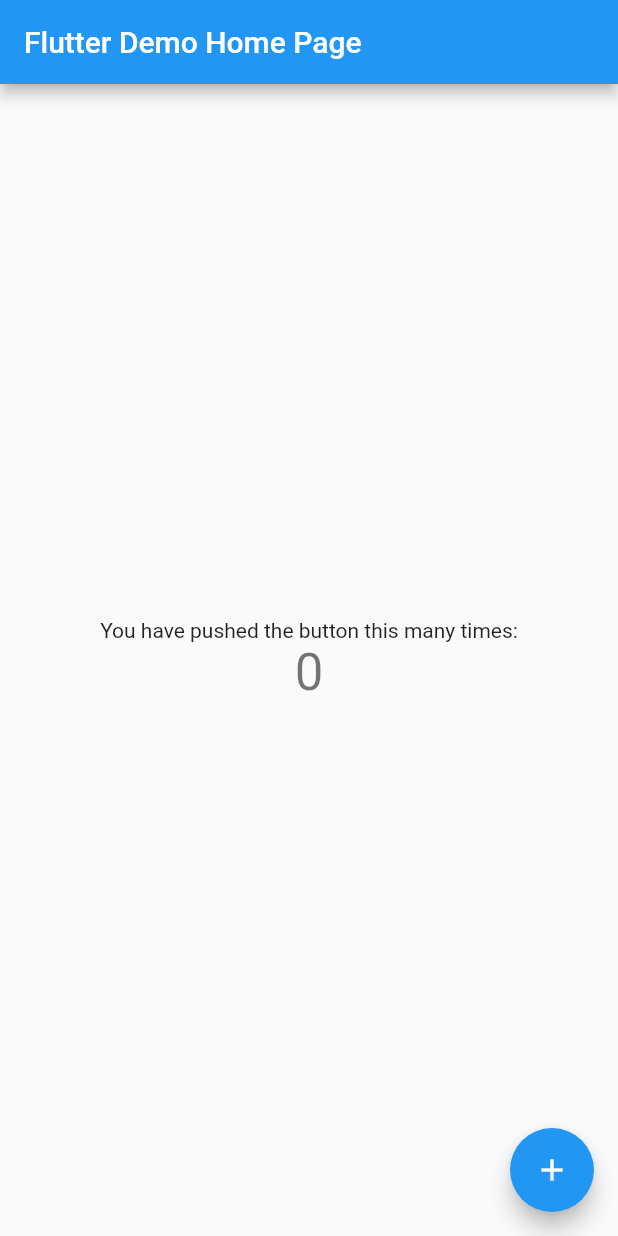
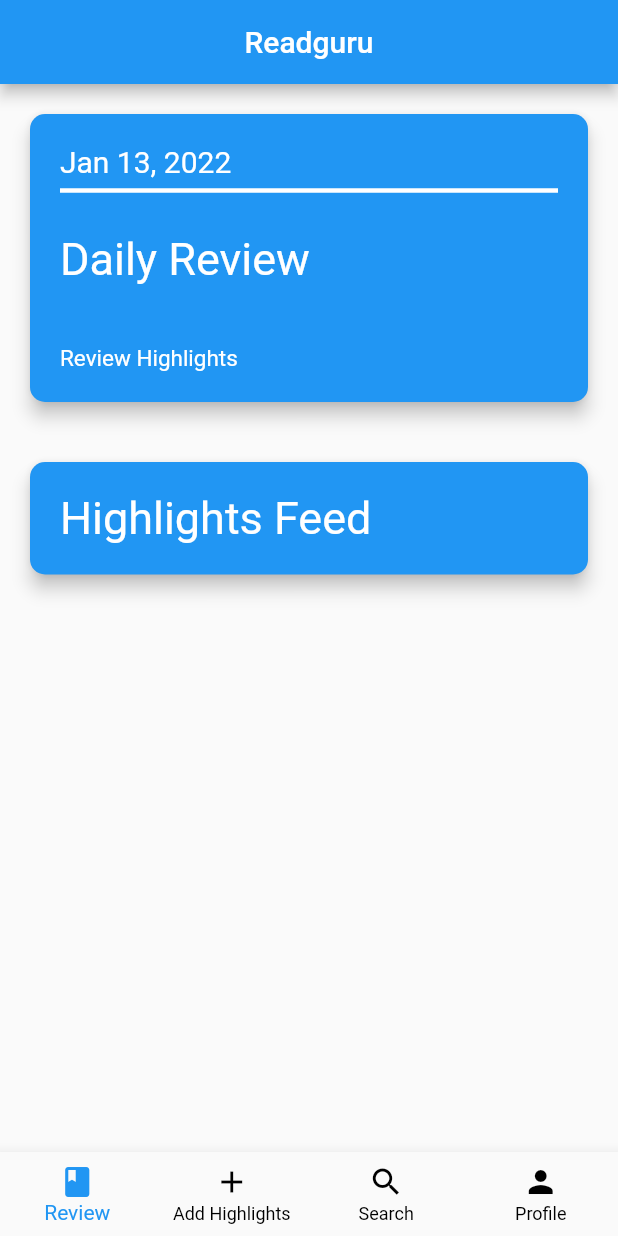
Before and after one commit to sherif98/readguru, a Flutter app: the screen it shows after launch, on a phone screen of 412 x 824 dp. Run offline on Flutter 3.47's test engine with Material 2 defaults, Android fonts, the light colour scheme and no system bars.

Commit message:
Add Tabs screen. Add HighlightsFeed screen

```diff
--- a/lib/main.dart
+++ b/lib/main.dart
@@ -1,113 +1,33 @@
 import 'package:flutter/material.dart';
+import 'package:provider/provider.dart';
+import 'package:readguru/providers/highlights.dart';
+import 'package:readguru/screens/highlights_feed_screen.dart';
+import 'package:readguru/screens/tabs_screen.dart';
 
 void main() {
   runApp(MyApp());
 }
 
 class MyApp extends StatelessWidget {
-  // This widget is the root of your application.
   @override
   Widget build(BuildContext context) {
-    return MaterialApp(
-      title: 'Flutter Demo',
-      theme: ThemeData(
-        // This is the theme of your application.
-        //
-        // Try running your application with "flutter run". You'll see the
-        // application has a blue toolbar. Then, without quitting the app, try
-        // changing the primarySwatch below to Colors.green and then invoke
-        // "hot reload" (press "r" in the console where you ran "flutter run",
-        // or simply save your changes to "hot reload" in a Flutter IDE).
-        // Notice that the counter didn't reset back to zero; the application
-        // is not restarted.
-        primarySwatch: Colors.blue,
+    return MultiProvider(
+      providers: [
+        ChangeNotifierProvider(
+          create: (_) => Highlights(),
+        ),
+      ],
+      child: MaterialApp(
+        title: 'Readguru',
+        theme: ThemeData(
+          primarySwatch: Colors.blue,
+          backgroundColor: Colors.white,
+        ),
+        home: TabsScreen(),
+        routes: {
+          HighlighsFeedScreen.routeName: (ctx) => HighlighsFeedScreen(),
+        },
       ),
-      home: MyHomePage(title: 'Flutter Demo Home Page'),
     );
   }
 }
-
-class MyHomePage extends StatefulWidget {
-  MyHomePage({Key? key, required this.title}) : super(key: key);
-
-  // This widget is the home page of your application. It is stateful, meaning
-  // that it has a State object (defined below) that contains fields that affect
-  // how it looks.
-
-  // This class is the configuration for the state. It holds the values (in this
-  // case the title) provided by the parent (in this case the App widget) and
-  // used by the build method of the State. Fields in a Widget subclass are
-  // always marked "final".
-
-  final String title;
-
-  @override
-  _MyHomePageState createState() => _MyHomePageState();
-}
-
-class _MyHomePageState extends State<MyHomePage> {
-  int _counter = 0;
-
-  void _incrementCounter() {
-    setState(() {
-      // This call to setState tells the Flutter framework that something has
-      // changed in this State, which causes it to rerun the build method below
-      // so that the display can reflect the updated values. If we changed
-      // _counter without calling setState(), then the build method would not be
-      // called again, and so nothing would appear to happen.
-      _counter++;
-    });
-  }
-
-  @override
-  Widget build(BuildContext context) {
-    // This method is rerun every time setState is called, for instance as done
-    // by the _incrementCounter method above.
-    //
-    // The Flutter framework has been optimized to make rerunning build methods
-    // fast, so that you can just rebuild anything that needs updating rather
-    // than having to individually change instances of widgets.
-    return Scaffold(
-      appBar: AppBar(
-        // Here we take the value from the MyHomePage object that was created by
-        // the App.build method, and use it to set our appbar title.
-        title: Text(widget.title),
-      ),
-      body: Center(
-        // Center is a layout widget. It takes a single child and positions it
-        // in the middle of the parent.
-        child: Column(
-          // Column is also a layout widget. It takes a list of children and
-          // arranges them vertically. By default, it sizes itself to fit its
-          // children horizontally, and tries to be as tall as its parent.
-          //
-          // Invoke "debug painting" (press "p" in the console, choose the
-          // "Toggle Debug Paint" action from the Flutter Inspector in Android
-          // Studio, or the "Toggle Debug Paint" command in Visual Studio Code)
-          // to see the wireframe for each widget.
-          //
-          // Column has various properties to control how it sizes itself and
-          // how it positions its children. Here we use mainAxisAlignment to
-          // center the children vertically; the main axis here is the vertical
-          // axis because Columns are vertical (the cross axis would be
-          // horizontal).
-          mainAxisAlignment: MainAxisAlignment.center,
-          children: <Widget>[
-            Text(
-              'You have pushed the button this many times:',
-            ),
-            Text(
-              '$_counter',
-              style: Theme.of(context).textTheme.headline4,
-            ),
-          ],
-        ),
-      ),
-      floatingActionButton: FloatingActionButton(
-        onPressed: _incrementCounter,
-        tooltip: 'Increment',
-        child: Icon(Icons.add),
-      ), // This trailing comma makes auto-formatting nicer for build methods.
-    );
-  }
-}
--- /dev/null
+++ b/lib/providers/highlights.dart
@@ -0,0 +1,32 @@
+import 'dart:convert';
+
+import 'package:flutter/material.dart';
+import 'package:http/http.dart' as http;
+import 'package:readguru/providers/highlight.dart';
+
+class Highlights with ChangeNotifier {
+  List<Highlight> _highlights = [];
+
+  List<Highlight> get highlights {
+    return [..._highlights];
+  }
+
+  Future<void> fetchAndSetHighlights() async {
+    print('fetchingData');
+    var url = Uri.parse(
+        'https://93c80r83j5.execute-api.us-east-1.amazonaws.com/dev/highlights/1');
+    final response = await http.get(url);
+    final fetchedData = json.decode(response.body) as List<dynamic>;
+    print(fetchedData);
+    final List<Highlight> loadedHighlights = [];
+    fetchedData.forEach((fetchedHighlight) {
+      loadedHighlights.add(Highlight(
+        id: fetchedHighlight['sortKey'],
+        title: fetchedHighlight['title'],
+        data: fetchedHighlight['highlightData'],
+      ));
+    });
+    _highlights = loadedHighlights;
+    notifyListeners();
+  }
+}
--- /dev/null
+++ b/lib/screens/highlights_feed_screen.dart
@@ -0,0 +1,59 @@
+import 'package:flutter/material.dart';
+import 'package:provider/provider.dart';
+import 'package:readguru/providers/highlights.dart';
+import 'package:readguru/widgets/highlight.dart';
+
+class HighlighsFeedScreen extends StatefulWidget {
+  static const routeName = '/show-highlights';
+  const HighlighsFeedScreen({Key? key}) : super(key: key);
+
+  @override
+  State<HighlighsFeedScreen> createState() => _HighlighsFeedScreenState();
+}
+
+class _HighlighsFeedScreenState extends State<HighlighsFeedScreen> {
+  late Future _highlightsFuture;
+
+  Future fetchHighlights() {
+    return Provider.of<Highlights>(context, listen: false)
+        .fetchAndSetHighlights();
+  }
+
+  @override
+  void initState() {
+    super.initState();
+    _highlightsFuture = fetchHighlights();
+  }
+
+  @override
+  Widget build(BuildContext context) {
+    return Scaffold(
+      appBar: AppBar(
+        title: Text('Highlights Feed'),
+      ),
+      body: FutureBuilder(
+          future: _highlightsFuture,
+          builder: (ctx, highlightsData) {
+            if (highlightsData.connectionState == ConnectionState.waiting) {
+              return const Center(child: CircularProgressIndicator());
+            }
+            if (highlightsData.hasError) {
+              return Center(
+                child: Text('An error occurred ${highlightsData.error}'),
+              );
+            }
+
+            return Consumer<Highlights>(
+              builder: (ctx, data, _) => ListView.builder(
+                itemCount: data.highlights.length,
+                itemBuilder: (ctx, idx) => Highlight(
+                  data.highlights[idx].id,
+                  data.highlights[idx].title,
+                  data.highlights[idx].data,
+                ),
+              ),
+            );
+          }),
+    );
+  }
+}
--- /dev/null
+++ b/lib/screens/home_screen.dart
@@ -0,0 +1,102 @@
+import 'package:flutter/material.dart';
+import 'package:intl/intl.dart';
+import 'package:readguru/screens/highlights_feed_screen.dart';
+
+class HomeScreen extends StatelessWidget {
+  const HomeScreen({Key? key}) : super(key: key);
+
+  @override
+  Widget build(BuildContext context) {
+    return Column(
+      children: [
+        DailyReviewCard(),
+        InkWell(
+          onTap: () {
+            Navigator.of(context).pushNamed(HighlighsFeedScreen.routeName);
+          },
+          child: Card(
+            margin: const EdgeInsets.all(20),
+            elevation: 5,
+            color: Colors.blue,
+            shape: RoundedRectangleBorder(
+              borderRadius: BorderRadius.circular(10),
+            ),
+            child: Container(
+              padding: EdgeInsets.all(20),
+              width: double.infinity,
+              child: Text(
+                'Highlights Feed',
+                style: const TextStyle(
+                  fontSize: 30,
+                  color: Colors.white,
+                ),
+                // softWrap: true,
+              ),
+            ),
+          ),
+        ),
+      ],
+    );
+  }
+}
+
+class DailyReviewCard extends StatelessWidget {
+  const DailyReviewCard({
+    Key? key,
+  }) : super(key: key);
+
+  @override
+  Widget build(BuildContext context) {
+    return Card(
+      margin: const EdgeInsets.all(20),
+      elevation: 5,
+      color: Colors.blue,
+      shape: RoundedRectangleBorder(
+        borderRadius: BorderRadius.circular(10),
+      ),
+      child: Container(
+        padding: EdgeInsets.all(20),
+        width: double.infinity,
+        child: Column(
+          crossAxisAlignment: CrossAxisAlignment.start,
+          children: [
+            Text(
+              DateFormat.yMMMd("en_US").format(DateTime.now()),
+              style: const TextStyle(
+                fontSize: 20,
+                color: Colors.white,
+              ),
+              // softWrap: true,
+            ),
+            Divider(
+              color: Colors.white,
+              thickness: 3,
+            ),
+            SizedBox(
+              height: 20,
+            ),
+            Text(
+              'Daily Review',
+              style: const TextStyle(
+                fontSize: 30,
+                color: Colors.white,
+              ),
+              // softWrap: true,
+            ),
+            SizedBox(
+              height: 40,
+            ),
+            Text(
+              'Review Highlights',
+              style: const TextStyle(
+                fontSize: 15,
+                color: Colors.white,
+              ),
+              // softWrap: true,
+            ),
+          ],
+        ),
+      ),
+    );
+  }
+}
--- /dev/null
+++ b/lib/screens/tabs_screen.dart
@@ -0,0 +1,68 @@
+import 'package:flutter/material.dart';
+import 'package:readguru/screens/add_highlights_screen.dart';
+import 'package:readguru/screens/home_screen.dart';
+import 'package:readguru/screens/profile_screen.dart';
+import 'package:readguru/screens/search_screen.dart';
+
+class TabsScreen extends StatefulWidget {
+  @override
+  _TabsScreenState createState() => _TabsScreenState();
+}
+
+class _TabsScreenState extends State<TabsScreen> {
+  List<Map<String, Object>> _pages = [];
+  int _selectedPageIndex = 0;
+
+  void _selectPage(int index) {
+    setState(() {
+      _selectedPageIndex = index;
+    });
+  }
+
+  @override
+  void initState() {
+    super.initState();
+    _pages = [
+      {'page': HomeScreen(), 'title': 'Readguru'},
+      {'page': AddHighlightsScreen(), 'title': 'Add Highlights'},
+      {'page': SearchScreen(), 'title': 'Search'},
+      {'page': ProfileScreen(), 'title': 'Profile'},
+    ];
+  }
+
+  @override
+  Widget build(BuildContext context) {
+    return Scaffold(
+      appBar: AppBar(
+        centerTitle: true,
+        title: Text(_pages[_selectedPageIndex]['title'] as String),
+      ),
+      body: _pages[_selectedPageIndex]['page'] as Widget,
+      bottomNavigationBar: BottomNavigationBar(
+        onTap: _selectPage,
+        currentIndex: _selectedPageIndex,
+        unselectedItemColor: Colors.black,
+        selectedItemColor: Theme.of(context).primaryColor,
+        type: BottomNavigationBarType.fixed,
+        items: const [
+          BottomNavigationBarItem(
+            icon: Icon(Icons.book),
+            label: 'Review',
+          ),
+          BottomNavigationBarItem(
+            icon: Icon(Icons.add),
+            label: 'Add Highlights',
+          ),
+          BottomNavigationBarItem(
+            icon: Icon(Icons.search),
+            label: 'Search',
+          ),
+          BottomNavigationBarItem(
+            icon: Icon(Icons.person),
+            label: 'Profile',
+          ),
+        ],
+      ),
+    );
+  }
+}
--- a/pubspec.yaml
+++ b/pubspec.yaml
@@ -23,11 +23,14 @@
 dependencies:
   flutter:
     sdk: flutter
+  intl: ^0.17.0
 
 
   # The following adds the Cupertino Icons font to your application.
   # Use with the CupertinoIcons class for iOS style icons.
   cupertino_icons: ^1.0.2
+  http: ^0.13.4
+  provider: ^6.0.2
 
 dev_dependencies:
   flutter_test:
```
Also changed, not shown: lib/providers/highlight.dart (added, +11 -0 lines), lib/screens/add_highlights_screen.dart (added, +10 -0 lines), lib/screens/profile_screen.dart (added, +10 -0 lines), lib/screens/search_screen.dart (added, +10 -0 lines), lib/widgets/highlight.dart (added, +74 -0 lines), pubspec.lock, 1 other file.
